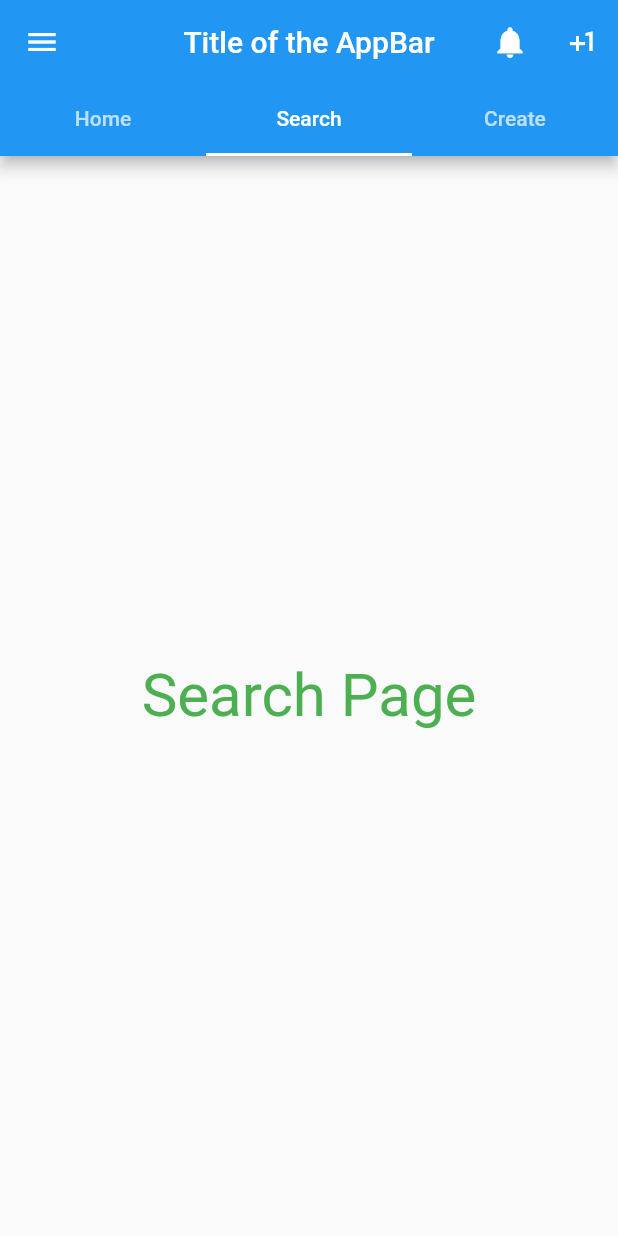
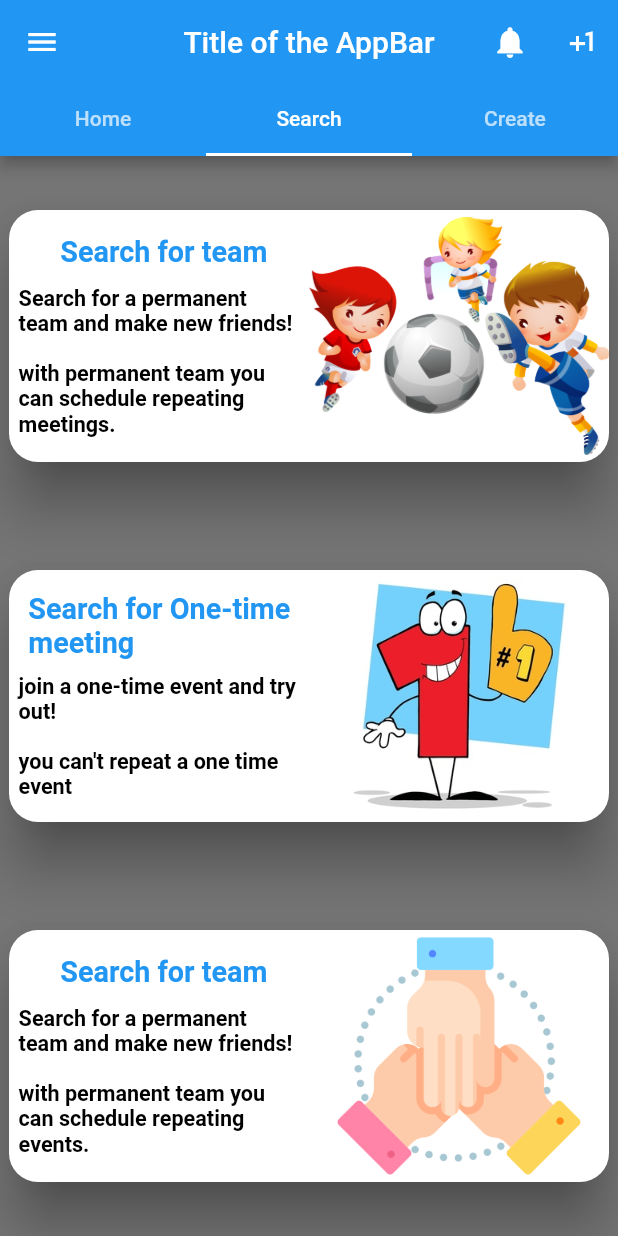
Before and after one commit to MatanMelamed/flutter_project, a Flutter app: the HomePage screen opened directly, tab 2 chosen, on a phone screen of 412 x 824 dp. Run offline on Flutter 3.47's test engine with Material 2 defaults, Android fonts, the phone set to English and light mode, and no system bars; our stand-ins replace cloud_firestore, date_format, firebase_auth, firebase_storage, flutter_spinkit, flutter_svg and 3 more; missing offline and left inert: gender_selection; accounts and stored records are empty.

Commit message:
added home-search cards, stable version without updated profile

```diff
--- a/lib/screens/Home/mainDrawer.dart
+++ b/lib/screens/Home/mainDrawer.dart
@@ -2,6 +2,10 @@ import 'package:flutter/material.dart';
 import 'package:provider/provider.dart';
 import 'package:teamapp/models/user.dart';
 import 'package:teamapp/services/authenticate/auth_service.dart';
+
+import '../archive/page_transitions.dart';
+import '../userProfile/mainUserProfilePage.dart';
+
 
 
 class MainDrawer extends StatelessWidget {
@@ -40,7 +44,7 @@ class MainDrawer extends StatelessWidget {
             leading: Icon(Icons.person),
             title: Text('Profile',style: TextStyle(fontSize: 18)),
             onTap: (){
-//              Navigator.of(context).push(createRoute(ProfilePage(user: user)));
+              Navigator.of(context).push(createRoute(MainUserProfilePage()));
             },
           ),
           ListTile(
--- a/lib/screens/Home/search.dart
+++ b/lib/screens/Home/search.dart
@@ -3,9 +3,107 @@ import 'package:flutter/material.dart';
 class SearchPage extends StatelessWidget {
   @override
   Widget build(BuildContext context) {
-    return Container(
-      child: Text("Search Page", style: TextStyle(fontSize: 40, color: Colors.green)),
-      alignment: Alignment.center,
+    return Scaffold(
+      backgroundColor: Colors.grey[600],
+      body: Column(
+          mainAxisSize: MainAxisSize.max,
+          mainAxisAlignment: MainAxisAlignment.spaceEvenly,
+          crossAxisAlignment: CrossAxisAlignment.stretch,
+          children: <Widget>[
+            ExpandedHomeCard(
+                title:"Search for team",
+                description:"Search for a permanent team and make new friends! \n \n"
+                    "with permanent team you can schedule repeating meetings." ,
+                trailImageUrl:"assets/images/three_friends_play.png",
+            ),
+
+            ExpandedHomeCard(
+              title:"Search for One-time meeting",
+              description:"join a one-time event and try out! \n \n"
+                  "you can't repeat a one time event" ,
+              trailImageUrl:"assets/images/number_one.jpg",
+            ),
+
+            ExpandedHomeCard(
+              title:"Search for team",
+              description:"Search for a permanent team and make new friends! \n \n"
+                  "with permanent team you can schedule repeating events." ,
+              trailImageUrl:"assets/logos/teamapp.png",
+            ),
+
+          ],
+        ),
     );
   }
 }
+
+class ExpandedHomeCard extends StatelessWidget {
+
+  final String title;
+  final String description;
+  final String trailImageUrl;
+
+  ExpandedHomeCard({this.title, this.description, this.trailImageUrl});
+
+  @override
+  Widget build(BuildContext context) {
+    return Expanded(
+      child: Padding(
+        padding: const EdgeInsets.all(6.0),
+        child: Container(
+            child: FittedBox(
+              child: Material(
+                color: Colors.white,
+                elevation: 16.0,
+                borderRadius: BorderRadius.circular(24.0),
+                shadowColor: Colors.grey[900],
+                child: InkWell(
+                  borderRadius: BorderRadius.all(Radius.circular(50)),
+                  onTap: () {
+
+                  },
+                  child: Row(
+                    children: <Widget>[
+                      Container(
+                        width: 250,
+                        height: 210,
+                        child: Padding(
+                          padding: const EdgeInsets.all(8.0),
+                          child: Column(
+                            mainAxisAlignment: MainAxisAlignment.spaceEvenly,
+                            children: <Widget>[
+                              Padding(
+                                padding: const EdgeInsets.only(left: 8.0),
+                                child: Container(child: Text(this.title,
+                                  style: TextStyle(color: Theme.of(context).primaryColor, fontSize: 24.0,fontWeight: FontWeight.bold),)),
+                              ),
+                              Container(
+                                  child: Text(this.description,
+                                style: TextStyle(color: Colors.black, fontSize: 18.0,fontWeight: FontWeight.bold),)),
+                            ],
+                          ),
+                        ),
+                      ),
+                      Container(
+                        width: 250,
+                        height: 200,
+//                      color: Colors.black,
+                        child: ClipRRect(
+                          borderRadius: BorderRadius.circular(24),
+                          child: Image.asset(this.trailImageUrl),
+                        ),
+                      )
+                    ],
+                  ),
+                ),
+
+              ),
+            )
+        ),
+
+
+      ),
+
+    );
+  }
+}
--- a/pubspec.yaml
+++ b/pubspec.yaml
@@ -52,6 +52,8 @@ flutter:
     - assets/images/default_profile_image.png
     - assets/images/team.jpg
     - assets/images/touch.svg
+    - assets/images/three_friends_play.png
+    - assets/images/number_one.jpg
 
 
   fonts:
```
Also changed, not shown: assets/images/number_one.jpg (added), assets/images/three_friends_play.png (added), images/dog-image.jpg (deleted).
